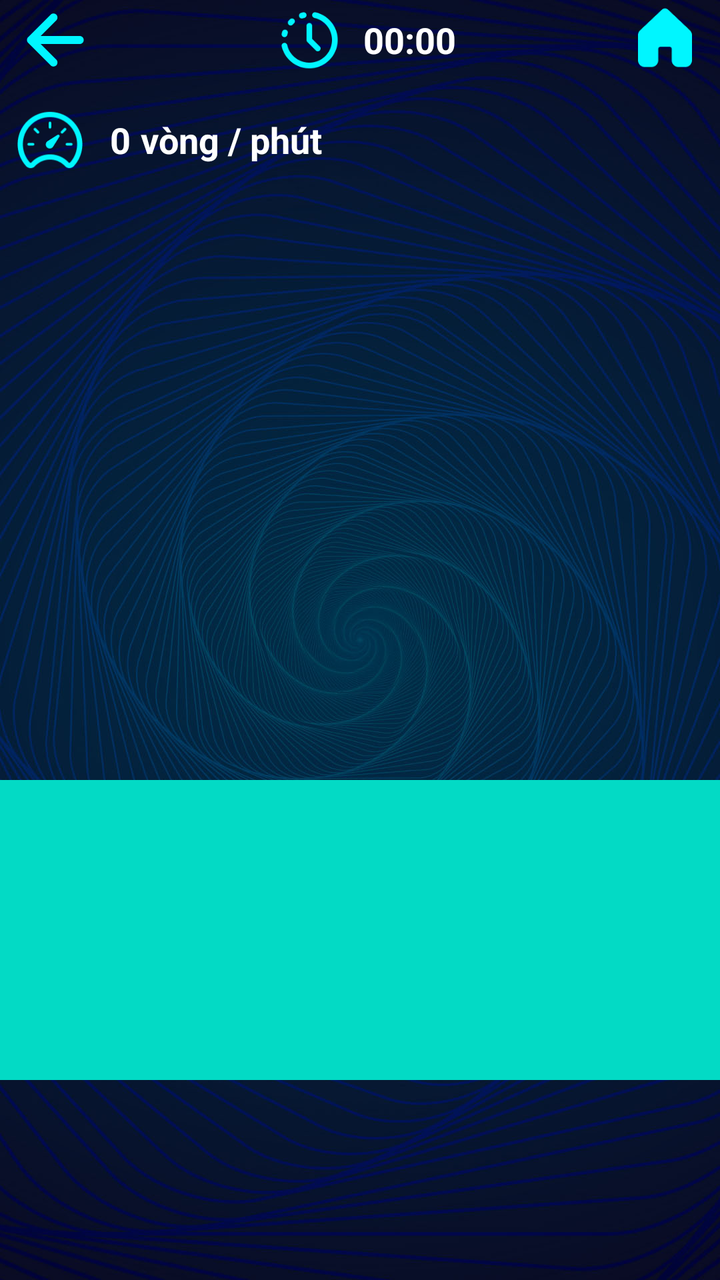
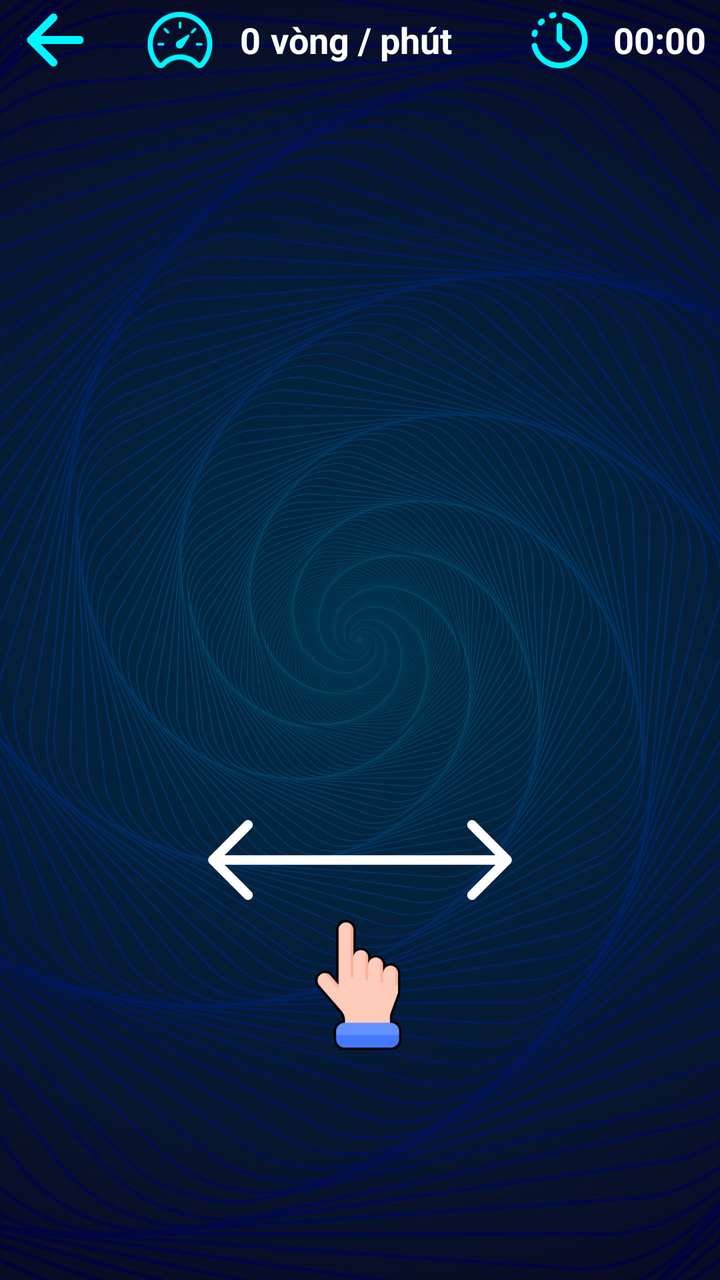

Screens rendered from an Android XML layout before and after an edit, with the pre-edit source and the edit as a unified diff.
<!-- AndroidManifest.xml: application theme Theme.MyApp -->
<!-- res/layout/activity_spinner_view.xml -->
<?xml version="1.0" encoding="utf-8"?>
<RelativeLayout xmlns:android="http://schemas.android.com/apk/res/android"
    android:layout_width="match_parent"
    android:layout_height="match_parent">

    <ImageView
        android:id="@+id/home_img_bg"
        android:layout_width="match_parent"
        android:layout_height="match_parent"
        android:scaleType="centerCrop"
        android:src="@drawable/bg_gameplay" />

    <RelativeLayout
        android:id="@+id/root_layout"
        android:layout_width="match_parent"
        android:layout_height="match_parent">

        <RelativeLayout
            android:layout_width="match_parent"
            android:layout_height="40dp">

            <ImageView
                android:layout_width="55dp"
                android:layout_height="match_parent"
                android:src="@drawable/ic_back" />

            <ImageView
                android:layout_width="55dp"
                android:layout_height="match_parent"
                android:layout_alignParentRight="true"
                android:padding="2dp"
                android:src="@drawable/ic_home" />

            <LinearLayout
                android:layout_width="wrap_content"
                android:layout_height="40dp"
                android:layout_centerHorizontal="true"
                android:orientation="horizontal">

                <ImageView
                    android:layout_width="50dp"
                    android:layout_height="match_parent"
                    android:padding="3dp"
                    android:src="@drawable/ic_time" />

                <TextView
                    android:id="@+id/txt_time_play"
                    android:layout_width="match_parent"
                    android:layout_height="match_parent"
                    android:gravity="center_vertical"
                    android:paddingHorizontal="2dp"
                    android:text="00:00"
                    android:textColor="@color/white"
                    android:textSize="18sp"
                    android:textStyle="bold" />

            </LinearLayout>

        </RelativeLayout>

        <LinearLayout
            android:layout_width="wrap_content"
            android:layout_height="40dp"
            android:layout_marginTop="50dp"
            android:gravity="center_horizontal"
            android:orientation="horizontal">

            <ImageView
                android:layout_width="50dp"
                android:layout_height="match_parent"
                android:padding="3dp"
                android:src="@drawable/ic_speed" />

            <TextView
                android:id="@+id/txt_speed_phut"
                android:layout_width="wrap_content"
                android:layout_height="match_parent"
                android:gravity="center_vertical"
                android:paddingHorizontal="5dp"
                android:text="0"
                android:textColor="@color/white"
                android:textSize="18sp"
                android:textStyle="bold" />

            <TextView
                android:layout_width="wrap_content"
                android:layout_height="match_parent"
                android:gravity="center_vertical"
                android:text="@string/vong_phut"
                android:textColor="@color/white"
                android:textSize="18sp"
                android:textStyle="bold" />

        </LinearLayout>

        <RelativeLayout
            android:id="@+id/spinning_layout"
            android:layout_width="600dp"
            android:layout_height="800dp"
            android:layout_centerInParent="true">

            <ImageView
                android:id="@+id/spinning_image_view_down"
                android:layout_width="600dp"
                android:layout_height="600dp"
                android:alpha="0.2" />

            <ImageView
                android:id="@+id/spinning_image_view_up"
                android:layout_width="600dp"
                android:layout_height="600dp"
                android:layout_alignParentTop="true" />

        </RelativeLayout>

        <View
            android:id="@+id/spinning_move_left_right"
            android:layout_width="match_parent"
            android:layout_height="150dp"
            android:layout_alignParentBottom="true"
            android:layout_marginBottom="100dp"
            android:background="@color/teal_200" />

    </RelativeLayout>

</RelativeLayout>
<!-- resources referenced by this layout -->
<resources>
  <color name="teal_200">#FF03DAC5</color>
  <color name="white">#FFFFFFFF</color>
  <!-- drawable bg_gameplay: jpg bitmap (drawable-nodpi, 227558 bytes) -->
  <!-- drawable ic_back: png bitmap (drawable-nodpi, 749 bytes) -->
  <!-- drawable ic_home: png bitmap (drawable-nodpi, 1265 bytes) -->
  <!-- drawable ic_speed: png bitmap (drawable-nodpi, 2579 bytes) -->
  <!-- drawable ic_time: png bitmap (drawable-nodpi, 2511 bytes) -->
  <string name="vong_phut">vòng / phút</string>
  <style name="Theme.MyApp" parent="Theme.Material3.DayNight.NoActionBar" />
</resources>

<!-- the commit's change to res/layout/activity_spinner_view.xml (unified diff, before → after) -->
@@ -16,25 +16,40 @@
         android:layout_height="match_parent">
 
         <RelativeLayout
+            android:id="@+id/spinning_layout"
+            android:layout_width="600dp"
+            android:layout_height="800dp"
+            android:layout_centerInParent="true">
+
+            <ImageView
+                android:id="@+id/spinning_image_view_down"
+                android:layout_width="600dp"
+                android:layout_height="600dp"
+                android:alpha="0.2" />
+
+            <ImageView
+                android:id="@+id/spinning_image_view_up"
+                android:layout_width="600dp"
+                android:layout_height="600dp"
+                android:layout_alignParentTop="true" />
+
+        </RelativeLayout>
+
+        <RelativeLayout
             android:layout_width="match_parent"
             android:layout_height="40dp">
 
             <ImageView
+                android:id="@+id/btn_back"
                 android:layout_width="55dp"
                 android:layout_height="match_parent"
                 android:src="@drawable/ic_back" />
 
-            <ImageView
-                android:layout_width="55dp"
-                android:layout_height="match_parent"
-                android:layout_alignParentRight="true"
-                android:padding="2dp"
-                android:src="@drawable/ic_home" />
-
             <LinearLayout
                 android:layout_width="wrap_content"
                 android:layout_height="40dp"
-                android:layout_centerHorizontal="true"
+                android:layout_alignParentRight="true"
+                android:layout_marginRight="5dp"
                 android:orientation="horizontal">
 
                 <ImageView
@@ -56,70 +71,71 @@
 
             </LinearLayout>
 
-        </RelativeLayout>
+            <LinearLayout
+                android:layout_width="wrap_content"
+                android:layout_height="40dp"
+                android:layout_marginLeft="65dp"
+                android:gravity="center_horizontal"
+                android:orientation="horizontal">
 
-        <LinearLayout
-            android:layout_width="wrap_content"
-            android:layout_height="40dp"
-            android:layout_marginTop="50dp"
-            android:gravity="center_horizontal"
-            android:orientation="horizontal">
+                <ImageView
+                    android:layout_width="50dp"
+                    android:layout_height="match_parent"
+                    android:padding="3dp"
+                    android:src="@drawable/ic_speed" />
 
-            <ImageView
-                android:layout_width="50dp"
-                android:layout_height="match_parent"
-                android:padding="3dp"
-                android:src="@drawable/ic_speed" />
+                <TextView
+                    android:id="@+id/txt_speed_phut"
+                    android:layout_width="wrap_content"
+                    android:layout_height="match_parent"
+                    android:gravity="center_vertical"
+                    android:paddingHorizontal="5dp"
+                    android:text="0"
+                    android:textColor="@color/white"
+                    android:textSize="18sp"
+                    android:textStyle="bold" />
 
-            <TextView
-                android:id="@+id/txt_speed_phut"
-                android:layout_width="wrap_content"
-                android:layout_height="match_parent"
-                android:gravity="center_vertical"
-                android:paddingHorizontal="5dp"
-                android:text="0"
-                android:textColor="@color/white"
-                android:textSize="18sp"
-                android:textStyle="bold" />
+                <TextView
+                    android:layout_width="wrap_content"
+                    android:layout_height="match_parent"
+                    android:gravity="center_vertical"
+                    android:text="@string/vong_phut"
+                    android:textColor="@color/white"
+                    android:textSize="18sp"
+                    android:textStyle="bold" />
 
-            <TextView
-                android:layout_width="wrap_content"
-                android:layout_height="match_parent"
-                android:gravity="center_vertical"
-                android:text="@string/vong_phut"
-                android:textColor="@color/white"
-                android:textSize="18sp"
-                android:textStyle="bold" />
-
-        </LinearLayout>
-
-        <RelativeLayout
-            android:id="@+id/spinning_layout"
-            android:layout_width="600dp"
-            android:layout_height="800dp"
-            android:layout_centerInParent="true">
-
-            <ImageView
-                android:id="@+id/spinning_image_view_down"
-                android:layout_width="600dp"
-                android:layout_height="600dp"
-                android:alpha="0.2" />
-
-            <ImageView
-                android:id="@+id/spinning_image_view_up"
-                android:layout_width="600dp"
-                android:layout_height="600dp"
-                android:layout_alignParentTop="true" />
+            </LinearLayout>
 
         </RelativeLayout>
 
-        <View
+        <RelativeLayout
             android:id="@+id/spinning_move_left_right"
             android:layout_width="match_parent"
             android:layout_height="150dp"
             android:layout_alignParentBottom="true"
-            android:layout_marginBottom="100dp"
-            android:background="@color/teal_200" />
+            android:layout_marginBottom="100dp">
+
+            <RelativeLayout
+                android:id="@+id/layout_tut"
+                android:layout_width="match_parent"
+                android:layout_height="match_parent">
+
+                <ImageView
+                    android:layout_width="200dp"
+                    android:layout_height="40dp"
+                    android:layout_centerHorizontal="true"
+                    android:layout_marginTop="20dp"
+                    android:src="@drawable/tut_trai_phai" />
+
+                <ImageView
+                    android:id="@+id/tut_hand"
+                    android:layout_width="60dp"
+                    android:layout_height="65dp"
+                    android:layout_centerHorizontal="true"
+                    android:layout_marginTop="70dp"
+                    android:src="@drawable/tut_hand" />
+            </RelativeLayout>
+        </RelativeLayout>
 
     </RelativeLayout>
 
<!-- resource entries referenced after the edit -->
@@ -1,12 +1,12 @@
 <!-- resources referenced by this layout -->
 <resources>
-  <color name="teal_200">#FF03DAC5</color>
   <color name="white">#FFFFFFFF</color>
   <!-- drawable bg_gameplay: jpg bitmap (drawable-nodpi, 227558 bytes) -->
   <!-- drawable ic_back: png bitmap (drawable-nodpi, 749 bytes) -->
-  <!-- drawable ic_home: png bitmap (drawable-nodpi, 1265 bytes) -->
   <!-- drawable ic_speed: png bitmap (drawable-nodpi, 2579 bytes) -->
   <!-- drawable ic_time: png bitmap (drawable-nodpi, 2511 bytes) -->
+  <!-- drawable tut_hand: png bitmap (drawable-nodpi, 5466 bytes) -->
+  <!-- drawable tut_trai_phai: png bitmap (drawable-nodpi, 1923 bytes) -->
   <string name="vong_phut">vòng / phút</string>
   <style name="Theme.MyApp" parent="Theme.Material3.DayNight.NoActionBar" />
 </resources>
